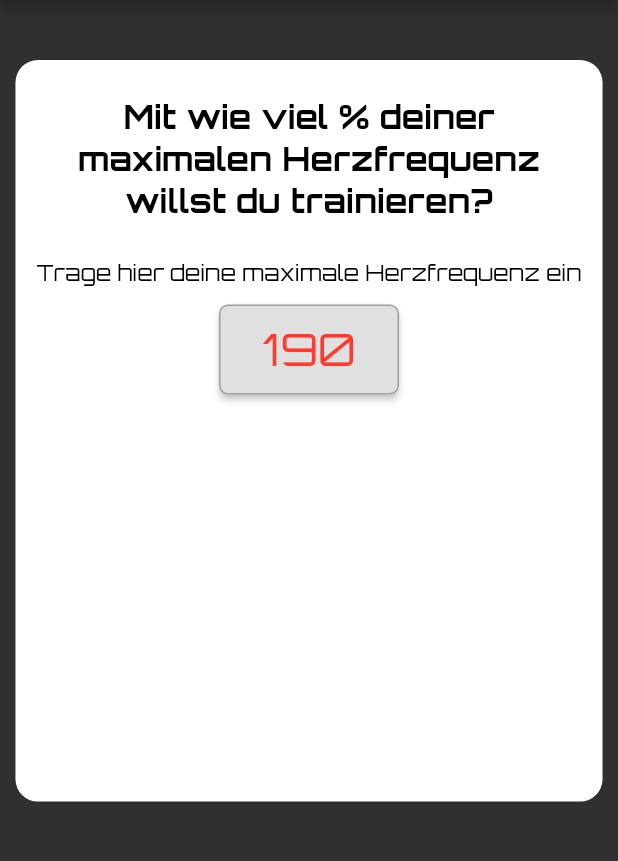
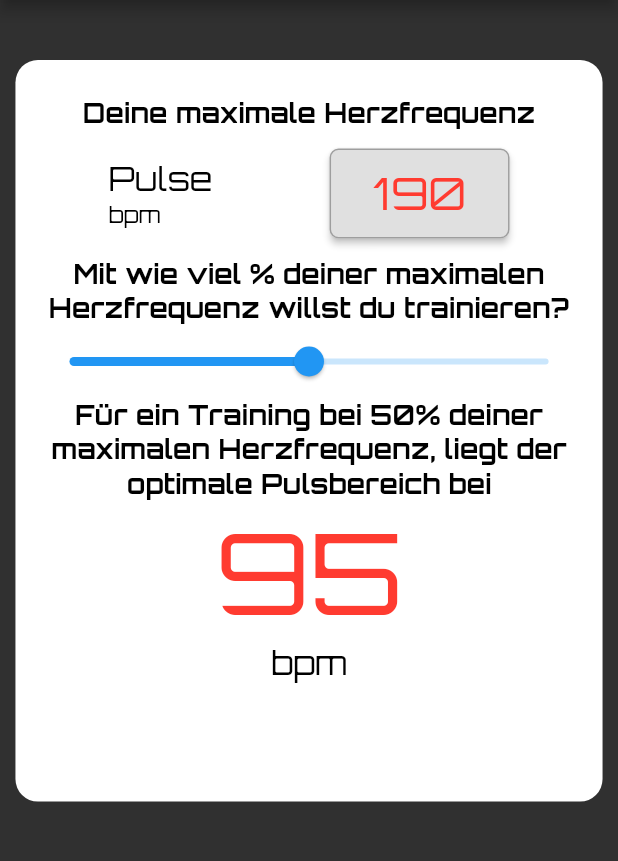
Before and after one commit to sebdombrowsky/publicDev, a Flutter app: the HerzfrequenzRechnerPage screen opened by its route, on a phone screen of 412 x 824 dp, the part 84-945 px from its top. Run offline on Flutter 3.47's test engine with Material 2 defaults, Android fonts, the phone set to English and light mode, and no system bars.

```diff
--- /dev/null
+++ b/PaceRechner/App/pace_rechner/lib/pages/herzfrequenz_rechner_widgets/custom_slider.dart
@@ -0,0 +1,31 @@
+import 'package:flutter/material.dart';
+
+class CustomSlider extends StatefulWidget {
+  TextEditingController prozent;
+  Function onChange;
+  CustomSlider({Key? key, required this.prozent, required this.onChange})
+      : super(key: key);
+
+  @override
+  State<CustomSlider> createState() => _CustomSliderState();
+}
+
+class _CustomSliderState extends State<CustomSlider> {
+  double currentValue = 50;
+  @override
+  Widget build(BuildContext context) {
+    return Slider(
+      value: currentValue,
+      max: 100,
+      divisions: 100,
+      label: currentValue.round().toString() + "%",
+      onChanged: (double value) {
+        setState(() {
+          currentValue = value;
+          widget.prozent.text = value.round().toString();
+          widget.onChange();
+        });
+      },
+    );
+  }
+}
--- a/PaceRechner/App/pace_rechner/lib/pages/herzfrequenz_rechner_widgets/herzfrequenz_page.dart
+++ b/PaceRechner/App/pace_rechner/lib/pages/herzfrequenz_rechner_widgets/herzfrequenz_page.dart
@@ -1,5 +1,9 @@
+import 'dart:convert';
+
+import 'package:flutter/cupertino.dart';
 import 'package:flutter/material.dart';
 import 'package:pace_rechner/pages/herzfrequenz_rechner_widgets/custom_maxpulse_picker.dart';
+import 'package:pace_rechner/pages/herzfrequenz_rechner_widgets/custom_slider.dart';
 
 class HerzfrequenzPage extends StatefulWidget {
   final Size size;
@@ -13,10 +17,17 @@ class HerzfrequenzPage extends StatefulWidget {
 
 class _HerzfrequenzPageState extends State<HerzfrequenzPage> {
   TextEditingController pulsController = TextEditingController();
+  TextEditingController prozentController = TextEditingController();
+  TextEditingController zielPulsController = TextEditingController();
 
   @override
   Widget build(BuildContext context) {
-    pulsController.text = "190";
+    pulsController.text =
+        pulsController.text == "" ? "190" : pulsController.text;
+    zielPulsController.text =
+        zielPulsController.text == "" ? "95" : zielPulsController.text;
+    prozentController.text =
+        prozentController.text == "" ? "50" : prozentController.text;
     return Container(
       width: widget.size.width * 0.5,
       height: widget.size.height * 0.5,
@@ -29,29 +40,42 @@ class _HerzfrequenzPageState extends State<HerzfrequenzPage> {
           crossAxisAlignment: CrossAxisAlignment.center,
           children: [
             Padding(
-              padding: const EdgeInsets.symmetric(vertical:12),
+              padding: const EdgeInsets.symmetric(vertical: 12),
               child: Text(
-                "Mit wie viel % deiner maximalen Herzfrequenz willst du trainieren?",
+                "Deine maximale Herzfrequenz",
                 textAlign: TextAlign.center,
                 style: TextStyle(
                   color: Colors.black,
-                  fontSize: 22,
+                  fontSize: 18,
                   fontFamily: "Orbitron",
-                  fontWeight: FontWeight.bold
+                  fontWeight: FontWeight.bold,
                 ),
               ),
             ),
             Padding(
-              padding: const EdgeInsets.symmetric(vertical: 12),
-              child: Text(
-                "Trage hier deine maximale Herzfrequenz ein",
-                textAlign: TextAlign.center,
+              padding: const EdgeInsets.symmetric(horizontal: 50),
+              child: Row(
+                mainAxisAlignment: MainAxisAlignment.spaceBetween,
+                children: [
+                  Column(
+                    mainAxisAlignment: MainAxisAlignment.center,
+                    crossAxisAlignment: CrossAxisAlignment.start,
+                    children: const [
+                      Text(
+                        "Pulse",
+                        style: TextStyle(
+                            color: Colors.black,
+                            fontSize: 22,
+                            fontFamily: "Orbitron"),
+                      ),
+                      Text(
+                        "bpm",
                         style: TextStyle(
                             color: Colors.black,
                             fontSize: 15,
-                  fontFamily: "Orbitron",
+                            fontFamily: "Orbitron"),
                       ),
-              ),
+                    ],
                   ),
                   Material(
                     borderOnForeground: true,
@@ -65,12 +89,86 @@ class _HerzfrequenzPageState extends State<HerzfrequenzPage> {
                           border: Border.all(color: Colors.grey[500]!),
                           borderRadius: BorderRadius.circular(6)),
                       child: Center(
-                    child: CustomMaxPulsePicker(controller: pulsController, onChange: () => null),),
+                        child: CustomMaxPulsePicker(
+                            controller: pulsController, onChange: () => null),
+                      ),
                     ),
                   ),
                 ],
               ),
             ),
+            Padding(
+              padding: const EdgeInsets.only(top: 12),
+              child: Text(
+                "Mit wie viel % deiner maximalen Herzfrequenz willst du trainieren?",
+                textAlign: TextAlign.center,
+                style: TextStyle(
+                    color: Colors.black,
+                    fontSize: 18,
+                    fontFamily: "Orbitron",
+                    fontWeight: FontWeight.bold),
+              ),
+            ),
+            CustomSlider(
+                prozent: prozentController,
+                onChange: () =>
+                    PulsBerechnen(pulsController.text, prozentController.text)),
+            Text(
+              "Für ein Training bei " +
+                  prozentController.text +
+                  "% deiner maximalen Herzfrequenz, liegt der optimale Pulsbereich bei",
+              textAlign: TextAlign.center,
+              style: TextStyle(
+                  color: Colors.black,
+                  fontSize: 18,
+                  fontFamily: "Orbitron",
+                  fontWeight: FontWeight.bold),
+            ),
+            Container(
+              width: widget.size.width,
+              decoration: BoxDecoration(
+                color: Colors.white,
+              ),
+              child: Center(
+                child: Padding(
+                  padding: const EdgeInsets.symmetric(horizontal: 12),
+                  child: FittedBox(
+                    fit: BoxFit.fitWidth,
+                    child: Text(
+                      zielPulsController.text,
+                      style: TextStyle(
+                        color: CupertinoColors.destructiveRed,
+                        fontSize: 75,
+                        fontFamily: "Orbitron",
+                      ),
+                    ),
+                  ),
+                ),
+              ),
+            ),
+            Text(
+              "bpm",
+              style: TextStyle(
+                color: Colors.black,
+                fontSize: 22,
+                fontFamily: "Orbitron",
+              ),
+            )
+          ],
+        ),
+      ),
     );
   }
+
+  PulsBerechnen(String maxPuls, String prozent) {
+    //maxPuls und prozent kann nicht null oder unconvertable sein
+    double _maxPuls = double.parse(maxPuls);
+    double _prozent = double.parse(prozent);
+
+    int zielPuls = (_maxPuls * (_prozent / 100)).round();
+    setState(() {
+      print(zielPuls.toString() + zielPulsController.text);
+      zielPulsController.text = zielPuls.toString();
+    });
   }
+}
--- a/PaceRechner/App/pace_rechner/pubspec.yaml
+++ b/PaceRechner/App/pace_rechner/pubspec.yaml
@@ -15,7 +15,7 @@ publish_to: 'none' # Remove this line if you wish to publish to pub.dev
 # In iOS, build-name is used as CFBundleShortVersionString while build-number used as CFBundleVersion.
 # Read more about iOS versioning at
 # https://developer.apple.com/library/archive/documentation/General/Reference/InfoPlistKeyReference/Articles/CoreFoundationKeys.html
-version: 1.1.0+4
+version: 1.2.0+5
 
 environment:
   sdk: ">=2.12.0 <3.0.0"
```
Lines whose indentation alone changed are shown as unchanged.
